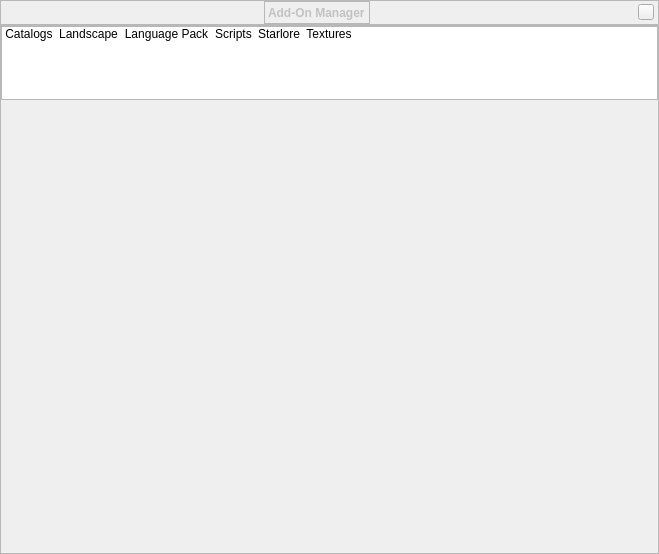
Before: the Qt Designer form src/gui/addonDialog.ui in Stellarium/stellarium, drawn with Qt 5.
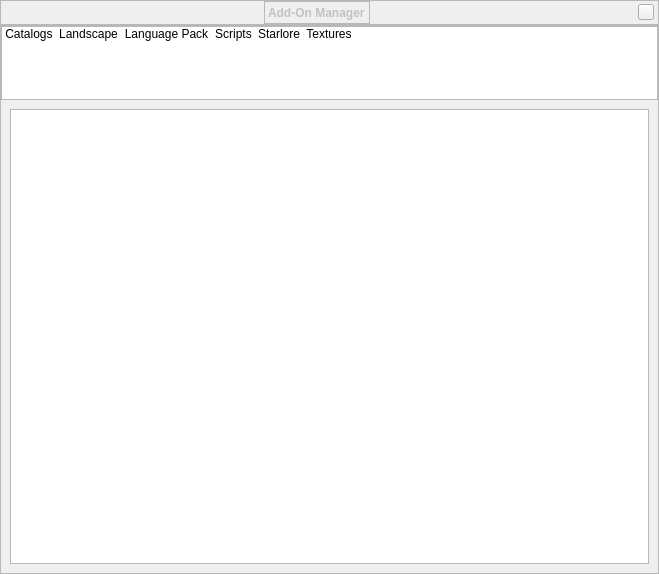
After: the same form once the commit is applied. The open tabs and pages were chosen to show the change. Icons and pictures are not drawn. Custom widgets are drawn as their Qt base class.

Commit message: Add-On Dialog - add QTableView for each category

Diff of the .ui file:
```diff
--- a/src/gui/addonDialog.ui
+++ b/src/gui/addonDialog.ui
@@ -10,6 +10,12 @@
     <height>554</height>
    </rect>
   </property>
+  <property name="sizePolicy">
+   <sizepolicy hsizetype="Expanding" vsizetype="Expanding">
+    <horstretch>0</horstretch>
+    <verstretch>0</verstretch>
+   </sizepolicy>
+  </property>
   <property name="font">
    <font/>
   </property>
@@ -220,6 +226,12 @@
    </item>
    <item>
     <widget class="QFrame" name="addonContent">
+     <property name="sizePolicy">
+      <sizepolicy hsizetype="Expanding" vsizetype="Expanding">
+       <horstretch>0</horstretch>
+       <verstretch>0</verstretch>
+      </sizepolicy>
+     </property>
      <property name="frameShape">
       <enum>QFrame::StyledPanel</enum>
      </property>
@@ -363,8 +375,14 @@
         </item>
        </widget>
       </item>
-      <item alignment="Qt::AlignTop">
+      <item>
        <widget class="QStackedWidget" name="stackedWidget">
+        <property name="sizePolicy">
+         <sizepolicy hsizetype="Expanding" vsizetype="Expanding">
+          <horstretch>0</horstretch>
+          <verstretch>0</verstretch>
+         </sizepolicy>
+        </property>
         <property name="currentIndex">
          <number>1</number>
         </property>
@@ -387,11 +405,63 @@
           </property>
          </layout>
         </widget>
-        <widget class="QWidget" name="landscape"/>
-        <widget class="QWidget" name="language"/>
-        <widget class="QWidget" name="scripts"/>
-        <widget class="QWidget" name="starlore"/>
-        <widget class="QWidget" name="textures"/>
+        <widget class="QWidget" name="landscape">
+         <property name="maximumSize">
+          <size>
+           <width>16777215</width>
+           <height>16777215</height>
+          </size>
+         </property>
+         <layout class="QVBoxLayout" name="verticalLayout_2">
+          <item>
+           <widget class="QTableView" name="landscapeTableView">
+            <property name="minimumSize">
+             <size>
+              <width>0</width>
+              <height>455</height>
+             </size>
+            </property>
+            <property name="focusPolicy">
+             <enum>Qt::NoFocus</enum>
+            </property>
+            <property name="lineWidth">
+             <number>0</number>
+            </property>
+            <attribute name="verticalHeaderVisible">
+             <bool>false</bool>
+            </attribute>
+           </widget>
+          </item>
+         </layout>
+        </widget>
+        <widget class="QWidget" name="language">
+         <layout class="QVBoxLayout" name="verticalLayout_3">
+          <item>
+           <widget class="QTableView" name="languageTableView"/>
+          </item>
+         </layout>
+        </widget>
+        <widget class="QWidget" name="scripts">
+         <layout class="QVBoxLayout" name="verticalLayout_4">
+          <item>
+           <widget class="QTableView" name="scriptsTableView"/>
+          </item>
+         </layout>
+        </widget>
+        <widget class="QWidget" name="starlore">
+         <layout class="QVBoxLayout" name="verticalLayout_6">
+          <item>
+           <widget class="QTableView" name="starloreTbleView"/>
+          </item>
+         </layout>
+        </widget>
+        <widget class="QWidget" name="textures">
+         <layout class="QVBoxLayout" name="verticalLayout_7">
+          <item>
+           <widget class="QTableView" name="texturesTableView"/>
+          </item>
+         </layout>
+        </widget>
        </widget>
       </item>
      </layout>
```
Left out of the diff: 22 changed lines with no effect on the pictures.
